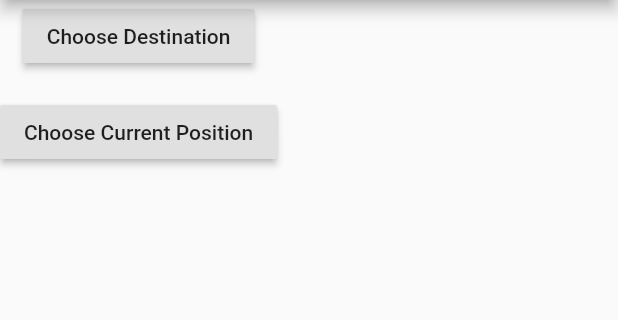
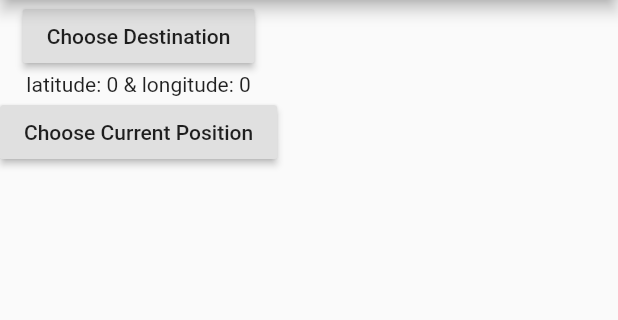
Before and after one commit to iamirzashowvik/rideTest, a Flutter app: the Homepage screen opened by its route, after a tap on "Choose Current Position", after a tap on "Choose Destination", on a phone screen of 412 x 824 dp, the part 84-404 px from its top. Run offline on Flutter 3.47's test engine with Material 2 defaults, Android fonts, the phone set to English and light mode, and no system bars; our stand-ins replace cloud_firestore, firebase_auth, flutter_spinkit, google_maps_flutter, google_sign_in; missing offline and left inert: flutter_facebook_login, google_map_location_picker; accounts and stored records are empty; statements that could not run were skipped.

Commit message:
latitude and longitude

```diff
--- a/lib/homepage.dart
+++ b/lib/homepage.dart
@@ -47,7 +47,10 @@ class _HomepageState extends State<Homepage> {
             },
             child: Text('Choose Destination'),
           ),
-          Text(_pickedLocation1.toString()),
+          _pickedLocation1 != null
+              ? Text(
+                  "latitude: ${_pickedLocation1.latLng.latitude} & longitude: ${_pickedLocation1.latLng.longitude}")
+              : Text("Loading"),
           RaisedButton(
             onPressed: () async {
               LocationResult result = await showLocationPicker(
```
Also changed, not shown: pubspec.lock.
